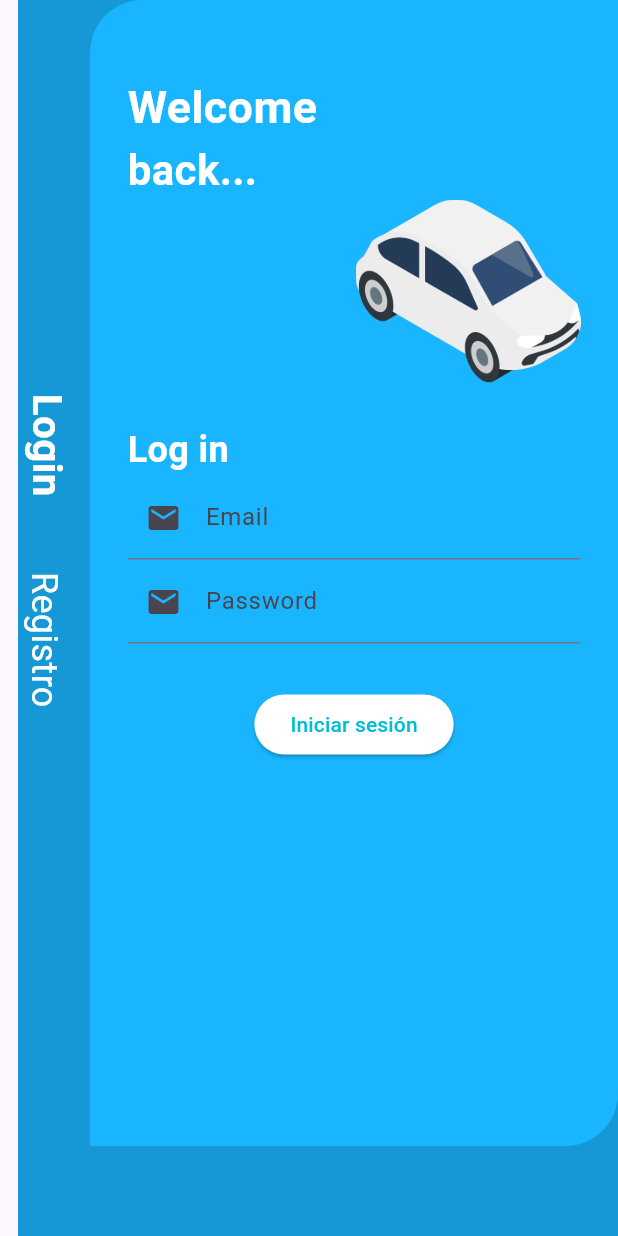
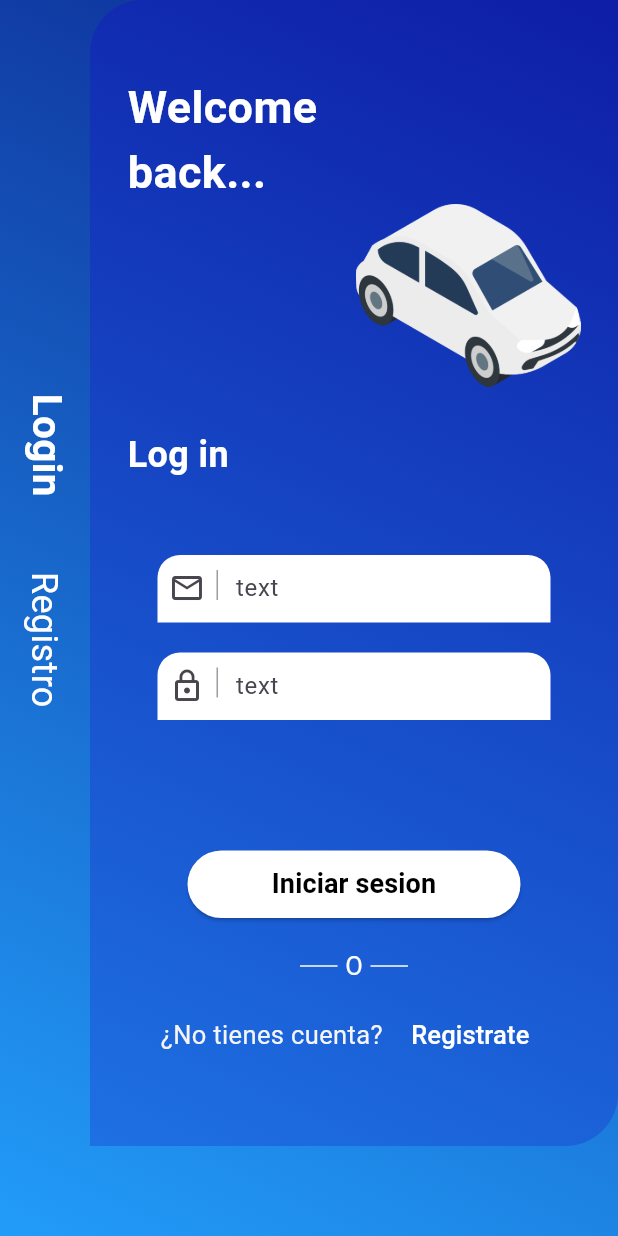
Before and after one commit to AuroraMadera/indriver_clone_flutter, a Flutter app: the screen it shows after launch, on a phone screen of 412 x 824 dp. Run offline on Flutter 3.47's test engine with Material 3 defaults, Android fonts, the phone set to English and light mode, and no system bars.

Commit message:
feat(login): add reusable form components and registration prompt
- Create reusable DefaultTextField widget
- Create reusable DefaultButton widget
- Update login screen to use custom components
- Add separator and account registration prompt
- Improve spacing and layout of login elements

```diff
--- a/lib/src/presentation/pages/authentication/login/LoginContent.dart
+++ b/lib/src/presentation/pages/authentication/login/LoginContent.dart
@@ -1,4 +1,7 @@
+
 import 'package:flutter/material.dart';
+import 'package:indriver_clone_flutter/src/presentation/widgets/DefaultButton.dart';
+import 'package:indriver_clone_flutter/src/presentation/widgets/DefaultTextField.dart';
 
 class LoginContent extends StatelessWidget {
   const LoginContent({super.key});
@@ -8,117 +11,75 @@ class LoginContent extends StatelessWidget {
     return Stack(
       children: [
         Container(
-          height:MediaQuery.of(context).size.height,
+          height: MediaQuery.of(context).size.height,
           width: MediaQuery.of(context).size.width,
-          color: Color.fromARGB(255,21,152,213),
-          margin: EdgeInsets.only(left: 12),
+          decoration: BoxDecoration(
+          gradient: LinearGradient(
+            colors: [
+              Color.fromARGB(255, 12, 38, 145),
+              Color.fromARGB(255, 34, 156, 249),
+            ],
+            begin: Alignment.topRight,
+            end: Alignment.bottomLeft,
+          ),
+          ),
+          padding: EdgeInsets.only(left: 12),
           child: Column(
-            crossAxisAlignment: CrossAxisAlignment.start, //Horizontal
-            mainAxisAlignment: MainAxisAlignment.center, //Vertical
+            crossAxisAlignment: CrossAxisAlignment.start, // Horizontal
+            mainAxisAlignment: MainAxisAlignment.center, // Vertical
             children: [
-              RotatedBox(
-                quarterTurns: 1, //Rotación del texto
-                child: Text('Login',
-                style: TextStyle(
-                  fontSize: 27,
-                  color: Colors.white,
-                  fontWeight: FontWeight.bold,
-                ),
-                ),
-              ),
-              SizedBox(height:50),
-              RotatedBox(
-                quarterTurns: 1, //Rotación del texto
-                child: Text('Registro',
-                style: TextStyle(
-                  fontSize: 24,
-                  color: Colors.white,
-                ),
-                ),
-              ),
-              SizedBox(height:90),
-
+              _textLoginRotated(),
+              SizedBox(height: 50),
+              _textRegisterRotated(),
+              SizedBox(height: 90),
             ],
-          )
+          ),
         ),
         Container(
-          margin: EdgeInsets.only(left:60, bottom: 60),
+          margin: EdgeInsets.only(left: 60, bottom: 60),
           decoration: BoxDecoration(
-            color: Color.fromARGB(255, 25, 181, 254),
+            gradient: LinearGradient(
+              colors: [
+                Color.fromARGB(255, 14, 29, 166),
+                Color.fromARGB(255, 30, 112, 227),
+              ],
+              begin: Alignment.topRight,
+              end: Alignment.bottomLeft,
+            ),
             borderRadius: BorderRadius.only(
               topLeft: Radius.circular(35),
-              bottomRight: Radius.circular(35)
+              bottomRight: Radius.circular(35),
             ),
           ),
           child: Container(
             margin: EdgeInsets.only(left: 25, right: 25),
-            child: Column (
+            child: Column(
               crossAxisAlignment: CrossAxisAlignment.start,
               children: [
                 SizedBox(height: 50),
-                Text(
-                  'Welcome',
-                  style: TextStyle(
-                    fontSize: 30,
-                    color: Colors.white,
-                    fontWeight: FontWeight.bold,
-                  ),
+                _textWelcome('Welcome'),
+                _textWelcome('back...'),
+                _imageCar(),
+                _textLogin(),
+                DefaultTextField(
+                  text: 'Email',
+                  icon: Icons.email_outlined,
                 ),
-                Text(
-                  'back...',
-                  style: TextStyle(
-                    fontSize: 28,
-                    color: Colors.white,
-                    fontWeight: FontWeight.bold,
-                  ),
+                DefaultTextField(
+                  text: 'Password',
+                  icon: Icons.lock_outline,
+                  margin: EdgeInsets.only(top: 20, left: 20, right: 20),
                 ),
-                Container(
-                  alignment: Alignment.centerRight,
-                  child: Image.asset('assets/img/car_white.png',
-                  width: 150,
-                  height: 150,
-                  ),
+                Spacer(),
+                DefaultButton(
+                  text: 'Iniciar sesion',
+                  // color: Colors.white,
+                  // textColor: Colors.black,
                 ),
-                Text(
-                  'Log in',
-                  style: TextStyle(
-                    fontSize: 24,
-                    color: Colors.white,
-                    fontWeight: FontWeight.bold,
-                  ),
-                ),
-                 TextFormField(
-                  decoration: InputDecoration(
-                    label: Text('Email'),
-                    prefixIcon: Icon(
-                      Icons.email
-                    )
-                  ),
-                ),
-                TextFormField(
-                  decoration: InputDecoration(
-                    label: Text('Password'),
-                    prefixIcon: Icon(
-                      Icons.email
-                    )
-                  ),
-                ),
-                Container(
-                  alignment: Alignment.center,
-                  margin: EdgeInsets.only(top: 30),
-                  child: ElevatedButton(
-                    onPressed: () {},
-                    style: ElevatedButton.styleFrom(
-                      backgroundColor: Colors.white,
-                    ),
-                    child: Text(
-                      'Iniciar sesión',
-                      style: TextStyle(
-                        color: Colors.cyan
-                      ),
-                    )
-                  ),
-                )
+                _separatorOr(),
+                SizedBox(height: 10),
+                _textDontHaveAccount(),
+                SizedBox(height: 50),
               ],
             ),
           ),
@@ -126,4 +87,117 @@ class LoginContent extends StatelessWidget {
       ],
     );
   }
+
+  Widget _textDontHaveAccount(){
+    return Row(
+      mainAxisAlignment: MainAxisAlignment.center,
+      children: [
+        Text(
+          '¿No tienes cuenta?',
+          style: TextStyle(
+            color: Colors.grey[100],
+            fontSize: 17,
+          ),
+        ),
+        SizedBox(width: 7),
+        TextButton(
+          onPressed: () {},
+          child: Text(
+            'Registrate',
+            style: TextStyle(
+              color: Colors.white,
+              fontSize: 17,
+            ),
+          ),
+        ),
+      ],
+    );
+  }
+
+  Widget _separatorOr(){
+    return Row(
+        mainAxisAlignment: MainAxisAlignment.center,
+        children: [
+          Container(
+            width: 25,
+            height: 1,
+            color: Colors.white,
+            margin: EdgeInsets.only(right: 5),
+          ),
+          Text(
+            'O',
+            style: TextStyle(
+              color: Colors.white,
+              fontSize: 17,
+            ),
+          ),
+          Container(
+            width: 25,
+            height: 1,
+            color: Colors.white,
+            margin: EdgeInsets.only(left: 5),
+          ),
+      ],
+    );
+  }
+
+  Widget _textLogin(){
+    return Text(
+      'Log in',
+      style: TextStyle(
+        fontSize: 24,
+        color: Colors.white,
+        fontWeight: FontWeight.bold,
+      ),
+    );
+  }
+
+  Widget _imageCar(){
+    return Container(
+      alignment: Alignment.centerRight,
+      child: Image.asset(
+        'assets/img/car_white.png',
+        width: 150,
+        height: 150,
+      ),
+    );
+  }
+
+  Widget _textWelcome(String text){
+    return Text(
+      text,
+      style: TextStyle(
+        fontSize: 30,
+        color: Colors.white,
+        fontWeight: FontWeight.bold,
+      ),
+    );
+  }
+
+  Widget _textRegisterRotated(){
+    return RotatedBox(
+      quarterTurns: 1, // Rotación del texto
+      child: Text(
+        'Registro',
+        style: TextStyle(
+          fontSize: 24,
+          color: Colors.white,
+        ),
+      ),
+    );
+  }
+  // _ porque es privado
+  Widget _textLoginRotated(){
+    return RotatedBox(
+      quarterTurns: 1, // Rotación del texto
+      child: Text(
+        'Login',
+        style: TextStyle(
+          fontSize: 27,
+          color: Colors.white,
+          fontWeight: FontWeight.bold,
+        ),
+      ),
+    );
+  }
 }
--- /dev/null
+++ b/lib/src/presentation/widgets/DefaultButton.dart
@@ -0,0 +1,38 @@
+import 'package:flutter/material.dart';
+
+class DefaultButton extends StatelessWidget {
+
+  String text;
+  Color color;
+  Color textColor;
+
+   DefaultButton({
+    required this.text,
+    this.color = Colors.white,
+    this.textColor = Colors.black
+  });
+
+  @override
+  Widget build(BuildContext context) {
+    return Container(
+      height: 45,
+      width: MediaQuery.of(context).size.width,
+      //alignment: Alignment.center,
+      margin: EdgeInsets.only(bottom: 20, left: 40, right: 40),
+      child: ElevatedButton(
+        onPressed: () {},
+        style: ElevatedButton.styleFrom(
+          backgroundColor: Colors.white,
+        ),
+        child: Text(
+          'Iniciar sesion',
+          style: TextStyle(
+            color: textColor,
+            fontSize: 18,
+            fontWeight: FontWeight.bold,
+          ),
+        ),
+      ),
+    );
+  }
+}
--- /dev/null
+++ b/lib/src/presentation/widgets/DefaultTextField.dart
@@ -0,0 +1,51 @@
+import 'package:flutter/material.dart';
+
+class DefaultTextField extends StatelessWidget {
+
+  String text;
+  IconData icon;
+  EdgeInsetsGeometry? margin;
+
+  DefaultTextField({
+    required this.text,
+    required this.icon,
+    this.margin=const EdgeInsets.only(top: 50,left: 20,right: 20),
+  });
+
+  @override
+  Widget build(BuildContext context) {
+    return Container(
+      height: 45,
+      margin: margin,
+      decoration: BoxDecoration(
+        color: Colors.white,
+        borderRadius: BorderRadius.only(
+          topLeft: Radius.circular(15),
+          topRight: Radius.circular(15),
+        ),
+      ),
+      child: TextFormField(
+        decoration: InputDecoration(
+          label: Text('text'),
+          border: InputBorder.none,
+          prefixIcon: Container(
+          margin: EdgeInsets.only(top: 10),
+          child: Wrap(
+            alignment: WrapAlignment.spaceEvenly,
+            children: [
+              Icon(
+                icon
+                ),
+              Container(
+                height: 20,
+                width: 1,
+                color: Colors.grey,
+                ),
+              ],
+            ),
+          ),
+        ),
+      ),
+    );
+  }
+}
```
